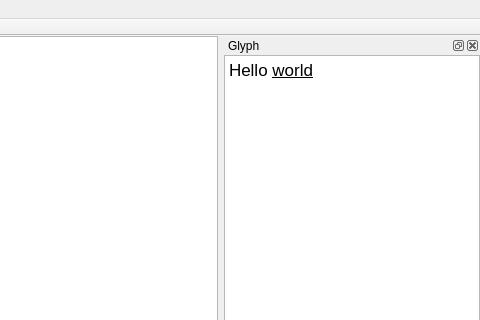
Old version of the form UI-Qt/QUDocumentWindow.ui in the repository frinkr/FontViewer; both pictures show x 614 to 1094 and y 0 to 320 of the 1094 by 641 pixel window.
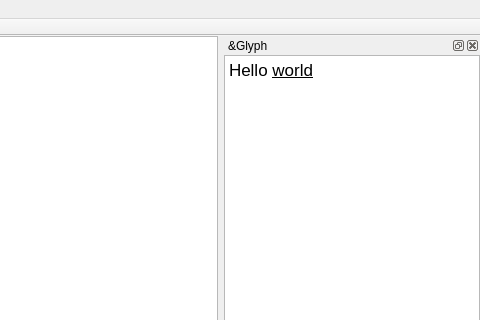
New version of the form. Custom widgets are drawn as their Qt base class.

Commit message: main window: toggle full screen

The edit to the form file:
```diff
--- a/UI-Qt/QUDocumentWindow.ui
+++ b/UI-Qt/QUDocumentWindow.ui
@@ -157,7 +157,7 @@
   </widget>
   <widget class="QDockWidget" name="glyphDockWidget">
    <property name="windowTitle">
-    <string>Glyph</string>
+    <string>&amp;Glyph</string>
    </property>
    <attribute name="dockWidgetArea">
     <number>2</number>
```
Left out of the diff: 25 changed lines with no effect on the pictures. The commit also changes 2 other files.
